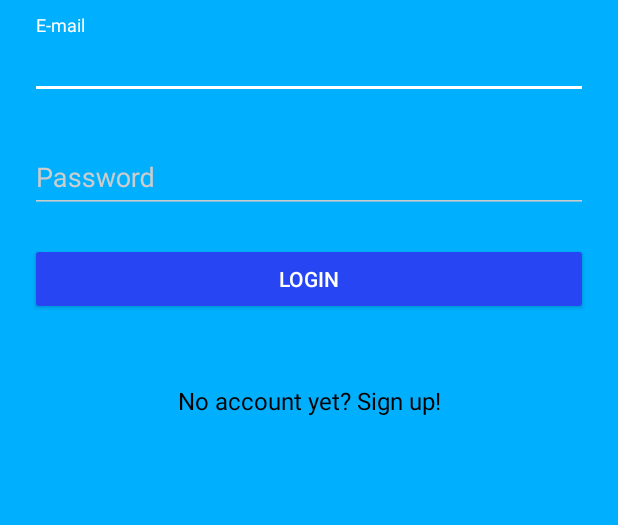
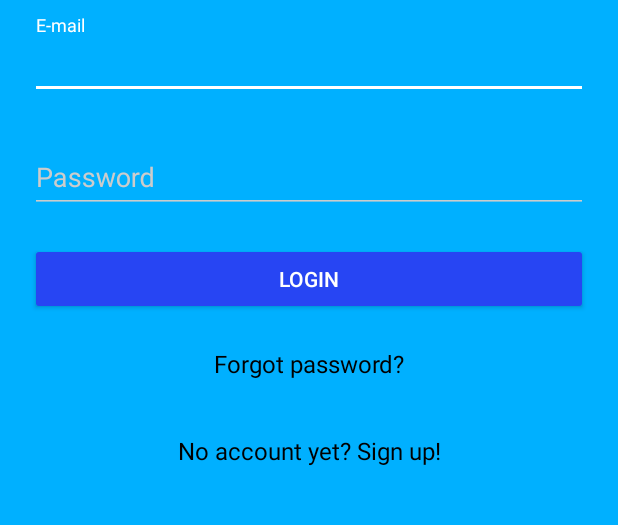
Before and after one commit to klosik007/PayShop, an Android app: the screen it shows after launch (LoginActivity), on a phone screen of 412 x 824 dp, the part 217-742 px from its top. Run offline under Robolectric (Android 15) with nearby library versions, the phone set to English and light mode, and no system bars; our stand-ins replace Firebase (no records; nobody signed in at launch, a user with empty details on screens opened directly).

Commit message:
forgot pass link added

```diff
--- a/app/src/main/res/layout/activity_login.xml
+++ b/app/src/main/res/layout/activity_login.xml
@@ -55,8 +55,19 @@
            android:layout_height="wrap_content"
            android:id="@+id/login_btn"
            android:layout_marginTop="10dp"
-           android:layout_marginBottom="10dp"
+           android:layout_marginBottom="5dp"
            android:text="@string/login"/>
+
+        <TextView
+            android:layout_width="match_parent"
+            android:layout_height="wrap_content"
+            android:id="@+id/forgotPass_link"
+            android:textColor="@android:color/black"
+            android:textSize="16sp"
+            android:gravity="center"
+            android:layout_gravity="center"
+            android:layout_marginTop="16dp"
+            android:text="@string/forgotPass_link"/>
 
         <TextView
             android:layout_width="match_parent"
```
